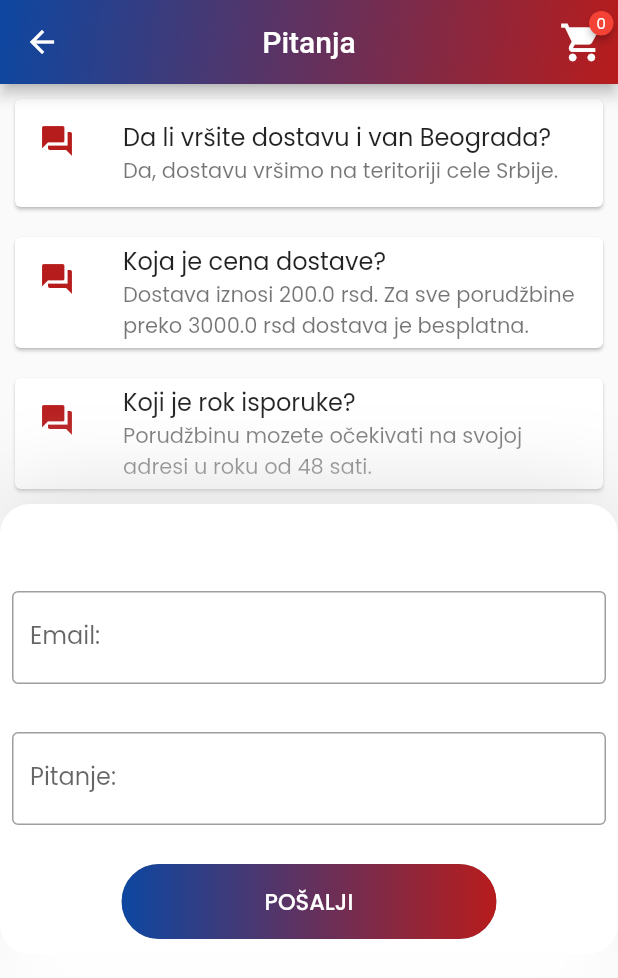
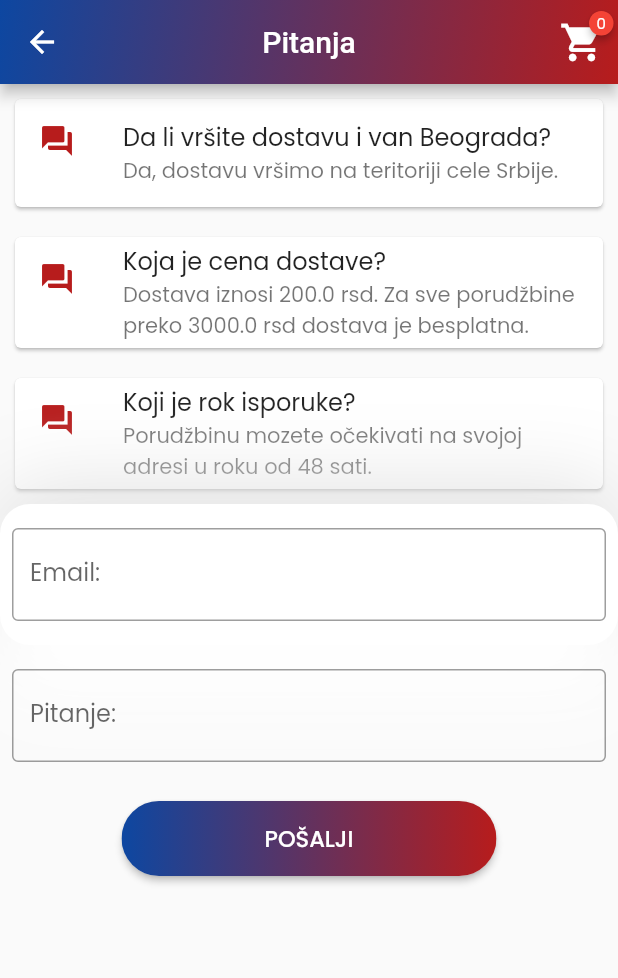
Before and after one commit to matf-pp/2021_Online_prodavnica, a Flutter app: the PitanjaPage screen opened directly, on a phone screen of 412 x 824 dp. Shown: the top 978 px of the screen. Run offline on Flutter 3.47's test engine with Material 2 defaults, Android fonts, the light colour scheme and no system bars; drawn by our look-alikes of badges; our stand-ins replace carousel_pro, firebase_core, flutter_spinkit, google_fonts; missing offline and left inert: mailer; accounts and stored records are empty; network calls fail.

Commit message:
Update pitanja_page.dart

```diff
--- a/party_monster/lib/screens/pitanja_page.dart
+++ b/party_monster/lib/screens/pitanja_page.dart
@@ -93,7 +93,6 @@ class _PitanjaPageState extends State<PitanjaPage> {
             ),
           ),
           Container(
-            height: 300,
             decoration: BoxDecoration(
               color: Colors.white,
               borderRadius: BorderRadius.circular(20),
@@ -110,18 +109,14 @@ class _PitanjaPageState extends State<PitanjaPage> {
                 ),
               ],
             ),
-            child: Column(
-              crossAxisAlignment: CrossAxisAlignment.center,
-              mainAxisSize: MainAxisSize.max,
-              mainAxisAlignment: MainAxisAlignment.end,
-              children: <Widget>[
-                Padding(
+            child: Padding(
               padding: EdgeInsets.symmetric(horizontal: 8, vertical: 16),
               child: TextField(
                 controller: emailcontroller,
                 decoration: InputDecoration(
                   border: OutlineInputBorder(),
                   labelText: 'Email:',
+                ),
               ),
             ),
           ),
@@ -140,17 +135,13 @@ class _PitanjaPageState extends State<PitanjaPage> {
             margin: EdgeInsets.all(10.0),
             // ignore: deprecated_member_use
             child: RaisedButton(
-                    onPressed: cart.totalAmount <= 0.0
-                        ? null
-                        : () async {
+              onPressed: () async {
                 String email = emailcontroller.text;
                 String question = questioncontroller.text;
-                            String tekst =
-                                "<h1>Porudzbina</h1>\n<p><b>Email: </b> " +
+                String tekst = "<h1>Pitanje</h1>\n<p><b>Email: </b> " +
                     email +
-                                    "</p><p><b>Adresa: </b>" +
-                                    question +
-                                    "</p><p><b>Pitanje:</b></p><p>";
+                    "</p><p><b>Pitanje: </b></p>" +
+                    question;
                 sendMail(tekst);
                 emailcontroller.clear();
                 questioncontroller.clear();
@@ -169,8 +160,7 @@ class _PitanjaPageState extends State<PitanjaPage> {
                         ]),
                     borderRadius: BorderRadius.circular(30.0)),
                 child: Container(
-                        constraints:
-                            BoxConstraints(maxWidth: 250.0, minHeight: 50.0),
+                  constraints: BoxConstraints(maxWidth: 250.0, minHeight: 50.0),
                   alignment: Alignment.center,
                   child: Text(
                     "POŠALJI",
@@ -181,9 +171,94 @@ class _PitanjaPageState extends State<PitanjaPage> {
               ),
             ),
           ),
-              ],
-            ),
-          ),
+          // Container(
+          //   height: 300,
+          //   decoration: BoxDecoration(
+          //     color: Colors.white,
+          //     borderRadius: BorderRadius.circular(20),
+          //     boxShadow: [
+          //       BoxShadow(
+          //         color: Colors.grey.shade300,
+          //         blurRadius: 50.0,
+          //         offset: Offset(0, -10), // Shadow position
+          //       ),
+          //       BoxShadow(
+          //         color: Colors.white,
+          //         blurRadius: 40.0,
+          //         offset: Offset(0, 40), // Shadow position
+          //       ),
+          //     ],
+          //   ),
+          //   child: Column(
+          //     children: <Widget>[
+          //       Padding(
+          //         padding: EdgeInsets.symmetric(horizontal: 8, vertical: 16),
+          //         child: TextField(
+          //           controller: emailcontroller,
+          //           decoration: InputDecoration(
+          //             border: OutlineInputBorder(),
+          //             labelText: 'Email:',
+          //           ),
+          //         ),
+          //       ),
+          //       Padding(
+          //         padding: EdgeInsets.symmetric(horizontal: 8, vertical: 16),
+          //         child: TextFormField(
+          //           controller: questioncontroller,
+          //           decoration: InputDecoration(
+          //             border: OutlineInputBorder(),
+          //             labelText: 'Pitanje:',
+          //           ),
+          //         ),
+          //       ),
+          //       Container(
+          //         height: 50.0,
+          //         margin: EdgeInsets.all(10.0),
+          //         // ignore: deprecated_member_use
+          //         child: RaisedButton(
+          //           onPressed: cart.totalAmount <= 0.0
+          //               ? null
+          //               : () async {
+          //                   String email = emailcontroller.text;
+          //                   String question = questioncontroller.text;
+          //                   String tekst =
+          //                       "<h1>Pitanje</h1>\n<p><b>Email: </b> " +
+          //                           email +
+          //                           "</p><p><b>Pitanje: </b></p>" +
+          //                           question;
+          //                   sendMail(tekst);
+          //                   emailcontroller.clear();
+          //                   questioncontroller.clear();
+          //                 },
+          //           shape: RoundedRectangleBorder(
+          //               borderRadius: BorderRadius.circular(80.0)),
+          //           padding: EdgeInsets.all(0.0),
+          //           child: Ink(
+          //             decoration: BoxDecoration(
+          //                 gradient: LinearGradient(
+          //                     begin: Alignment.centerLeft,
+          //                     end: Alignment.centerRight,
+          //                     colors: <Color>[
+          //                       Colors.blue.shade900,
+          //                       Colors.red.shade900
+          //                     ]),
+          //                 borderRadius: BorderRadius.circular(30.0)),
+          //             child: Container(
+          //               constraints:
+          //                   BoxConstraints(maxWidth: 250.0, minHeight: 50.0),
+          //               alignment: Alignment.center,
+          //               child: Text(
+          //                 "POŠALJI",
+          //                 textAlign: TextAlign.center,
+          //                 style: TextStyle(color: Colors.white, fontSize: 15),
+          //               ),
+          //             ),
+          //           ),
+          //         ),
+          //       ),
+          //     ],
+          //   ),
+          //),
         ],
       )),
     );
```
Lines whose indentation alone changed are shown as unchanged.
